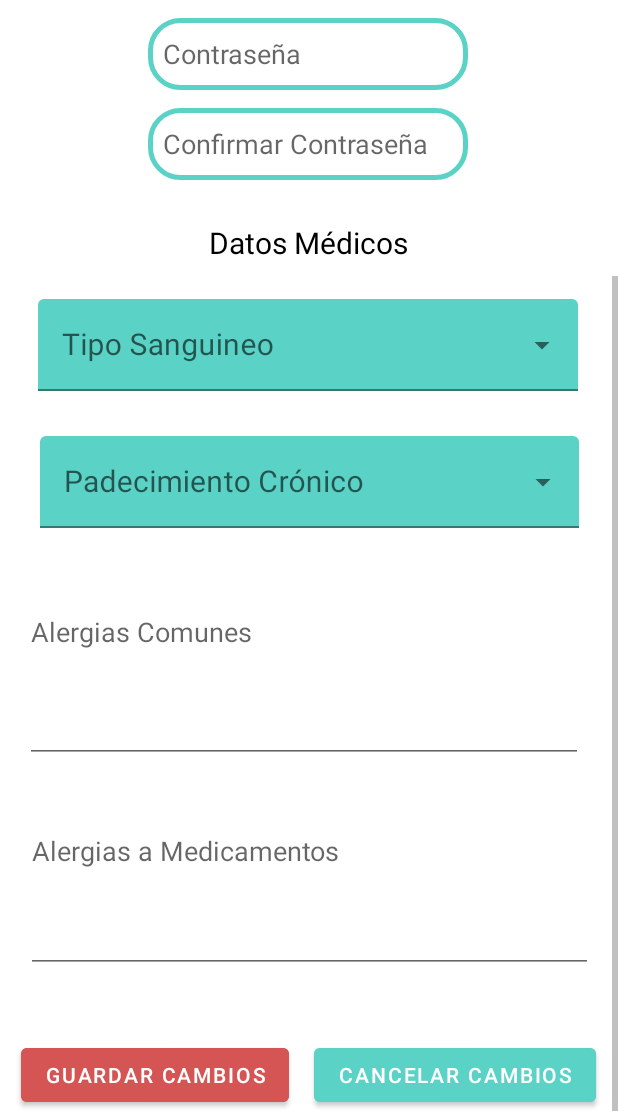
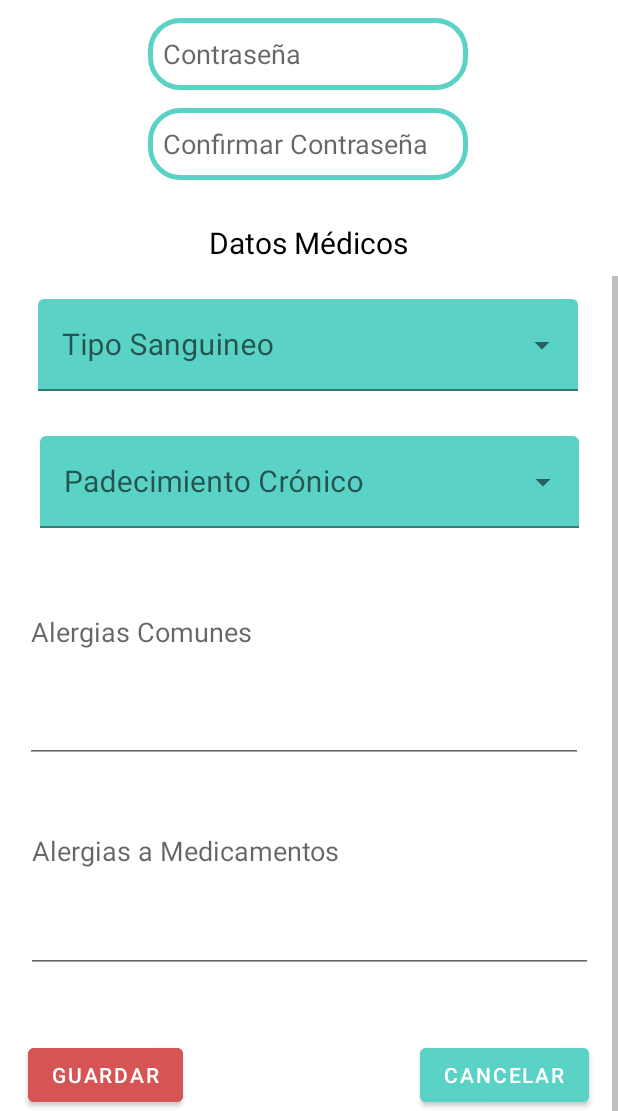
Before and after one commit to HumbertoMorales1234/ProyectoIS, an Android app: the EdicionPerfil screen opened directly, with no data from a screen before it, scrolled down 291 dp, on a phone screen of 412 x 824 dp, the part 125-1236 px from its top. Run offline under Robolectric (Android 15) with nearby library versions, the phone set to English and light mode, and no system bars.

```diff
--- a/app/src/main/java/com/example/proyectois/CrearPerfil.kt
+++ b/app/src/main/java/com/example/proyectois/CrearPerfil.kt
@@ -62,7 +62,7 @@ class CrearPerfil : AppCompatActivity() {
                 maternoLayout = findViewById(R.id.apellidoM_CreaP)
                 telefonolayout = findViewById(R.id.Correo_CreaP)
                 claveLayout = findViewById(R.id.Clave_CreaP)
-                confirmaLayout = findViewById(R.id.ConfirmaContraseña_CreaP)
+                confirmaLayout = findViewById(R.id.ConfirmaContrasena_CreaP)
                 alergiasC = findViewById(R.id.alergias_comunes_CreaP)
                 alergiasM= findViewById(R.id.alergias_medicamentosCreaP)
 
--- a/app/src/main/java/com/example/proyectois/EdicionPerfil.kt
+++ b/app/src/main/java/com/example/proyectois/EdicionPerfil.kt
@@ -60,7 +60,7 @@ class EdicionPerfil : AppCompatActivity() {
         apellidoP = findViewById(R.id.apellidoP_editaP)
         apellidoM = findViewById(R.id.apellidoM_editaP)
         clave = findViewById(R.id.Clave_editaP)
-        confirmar = findViewById(R.id.ConfirmaContraseña_editaP)
+        confirmar = findViewById(R.id.ConfirmaContrasena_editaP)
         alergiasC = findViewById(R.id.alergias_comunes_editaP)
         alergiasM = findViewById(R.id.alergias_medicamentoseditaP)
         arregloSangres = findViewById(R.id.seleccionSanguineoeditaP)
--- a/app/src/main/java/com/example/proyectois/LoginActivity.kt
+++ b/app/src/main/java/com/example/proyectois/LoginActivity.kt
@@ -73,7 +73,6 @@ class LoginActivity : AppCompatActivity(){
                             val editor = prefs.edit()
                             editor.putInt(llave, nPaciente)
                             editor.apply()
-                            Toast.makeText(applicationContext, "Usuario n"+prefs.getInt(llave, -1), Toast.LENGTH_LONG).show()
                             val intent = Intent(this,bienvenida::class.java)
                             finish()
                             startActivity(intent)
@@ -81,7 +80,7 @@ class LoginActivity : AppCompatActivity(){
                         else{
                             incorrecto.setVisibility(View.VISIBLE)
                         }
-                        nPaciente++
+
                     }
 
                 }catch (e: Exception){
--- a/app/src/main/java/com/example/proyectois/clases/AlarmReceiver.kt
+++ b/app/src/main/java/com/example/proyectois/clases/AlarmReceiver.kt
@@ -6,13 +6,13 @@ import android.content.Context
 import android.content.Intent
 import androidx.core.app.NotificationCompat
 import androidx.core.app.NotificationManagerCompat
-import com.example.proyectois.Medicinas
 import com.example.proyectois.R
+import com.example.proyectois.TratamientoActivity
 
 class AlarmReceiver : BroadcastReceiver() {
 
     override fun onReceive(context: Context?, intent: Intent?) {
-        val i = Intent(context,Medicinas::class.java)
+        val i = Intent(context, TratamientoActivity::class.java)
         intent!!.flags = Intent.FLAG_ACTIVITY_NEW_TASK or Intent.FLAG_ACTIVITY_CLEAR_TASK
         val nombreMed= intent.getStringExtra("nombreMed")
         val nombreTrat= intent.getStringExtra("nombreTrat")
--- a/app/src/main/res/layout/activity_crear_perfil.xml
+++ b/app/src/main/res/layout/activity_crear_perfil.xml
@@ -29,7 +29,7 @@
                 app:layout_constraintTop_toTopOf="parent" />
 
             <EditText
-                android:id="@+id/ConfirmaContraseña_CreaP"
+                android:id="@+id/ConfirmaContrasena_CreaP"
                 android:layout_width="wrap_content"
                 android:layout_height="48dp"
                 android:layout_marginTop="12dp"
@@ -136,7 +136,7 @@
                 app:layout_constraintEnd_toEndOf="parent"
                 app:layout_constraintHorizontal_bias="0.498"
                 app:layout_constraintStart_toStartOf="parent"
-                app:layout_constraintTop_toBottomOf="@+id/ConfirmaContraseña_CreaP" />
+                app:layout_constraintTop_toBottomOf="@+id/ConfirmaContrasena_CreaP" />
 
             <Button
                 android:id="@+id/salirCrear"
--- a/app/src/main/res/layout/activity_edicion_perfil.xml
+++ b/app/src/main/res/layout/activity_edicion_perfil.xml
@@ -18,7 +18,7 @@
             android:layout_height="wrap_content">
 
             <EditText
-                android:id="@+id/ConfirmaContraseña_editaP"
+                android:id="@+id/ConfirmaContrasena_editaP"
                 android:layout_width="wrap_content"
                 android:layout_height="48dp"
                 android:layout_marginTop="12dp"
@@ -110,7 +110,7 @@
                 app:layout_constraintEnd_toEndOf="parent"
                 app:layout_constraintHorizontal_bias="0.498"
                 app:layout_constraintStart_toStartOf="parent"
-                app:layout_constraintTop_toBottomOf="@+id/ConfirmaContraseña_editaP" />
+                app:layout_constraintTop_toBottomOf="@+id/ConfirmaContrasena_editaP" />
 
             <Button
                 android:id="@+id/guardarCambios"
@@ -118,7 +118,7 @@
                 android:layout_height="wrap_content"
                 android:layout_marginTop="44dp"
                 android:backgroundTint="#D55454"
-                android:text="Guardar Cambios"
+                android:text="Guardar"
                 android:textColor="@color/white"
                 app:layout_constraintEnd_toEndOf="parent"
                 app:layout_constraintHorizontal_bias="0.061"
@@ -131,7 +131,7 @@
                 android:layout_height="wrap_content"
                 android:layout_marginTop="44dp"
                 android:backgroundTint="#5AD2C6"
-                android:text="Cancelar Cambios"
+                android:text="Cancelar"
                 android:textColor="@color/white"
                 app:layout_constraintEnd_toEndOf="parent"
                 app:layout_constraintHorizontal_bias="0.935"
--- /dev/null
+++ b/app/src/main/res/values/esaludlogo_background.xml
@@ -0,0 +1,4 @@
+<?xml version="1.0" encoding="utf-8"?>
+<resources>
+    <color name="esaludlogo_background">#FFFFFF</color>
+</resources>
```
Also changed, not shown: app/src/main/res/layout/activity_bienvenida.xml (+34 -1 lines), app/src/main/res/layout/activity_signos_vitales.xml (+1 -9 lines), app/src/main/res/layout/activity_tratamiento.xml (+17 -33 lines), app/src/main/res/drawable/farmacias.png (added), app/src/main/res/drawable/publicidad.jpg (added), app/src/main/res/mipmap-anydpi-v26/logoapp.png (added), 2 other files.
